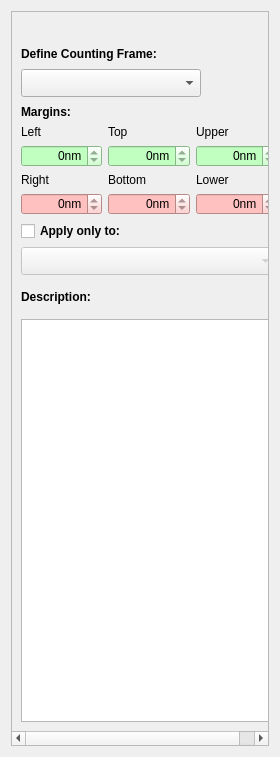
First picture: the form in Plugins/CountingFrame/CountingFramePanel.ui, repository FelixdelasPozas/EspINA, before the edit.
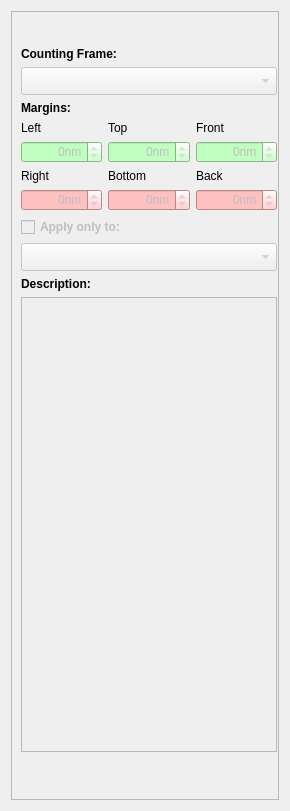
Second picture: the form after the edit. Icons and pictures are not drawn. Custom widgets are drawn as their Qt base class.

Commit message: Initial counting frame update

Diff of the .ui file:
```diff
--- a/Plugins/CountingFrame/CountingFramePanel.ui
+++ b/Plugins/CountingFrame/CountingFramePanel.ui
@@ -6,8 +6,8 @@
    <rect>
     <x>0</x>
     <y>0</y>
-    <width>280</width>
-    <height>757</height>
+    <width>290</width>
+    <height>811</height>
    </rect>
   </property>
   <property name="windowTitle">
@@ -16,6 +16,9 @@
   <layout class="QVBoxLayout" name="verticalLayout_2">
    <item>
     <widget class="QScrollArea" name="scrollArea">
+     <property name="horizontalScrollBarPolicy">
+      <enum>Qt::ScrollBarAlwaysOff</enum>
+     </property>
      <property name="widgetResizable">
       <bool>true</bool>
      </property>
@@ -24,8 +27,8 @@
        <rect>
         <x>0</x>
         <y>0</y>
-        <width>268</width>
-        <height>728</height>
+        <width>276</width>
+        <height>797</height>
        </rect>
       </property>
       <layout class="QVBoxLayout" name="verticalLayout">
@@ -87,105 +90,28 @@
           </font>
          </property>
          <property name="text">
-          <string>Define Counting Frame:</string>
+          <string>Counting Frame:</string>
          </property>
         </widget>
        </item>
        <item>
-        <layout class="QHBoxLayout" name="horizontalLayout_2">
-         <item>
-          <widget class="QComboBox" name="countingFrames">
-           <property name="sizePolicy">
-            <sizepolicy hsizetype="MinimumExpanding" vsizetype="Fixed">
-             <horstretch>0</horstretch>
-             <verstretch>0</verstretch>
-            </sizepolicy>
-           </property>
-           <property name="minimumSize">
-            <size>
-             <width>160</width>
-             <height>28</height>
-            </size>
-           </property>
-          </widget>
-         </item>
-         <item>
-          <widget class="QPushButton" name="createCF">
-           <property name="enabled">
-            <bool>false</bool>
-           </property>
-           <property name="minimumSize">
-            <size>
-             <width>32</width>
-             <height>32</height>
-            </size>
-           </property>
-           <property name="maximumSize">
-            <size>
-             <width>32</width>
-             <height>32</height>
-            </size>
-           </property>
-           <property name="toolTip">
-            <string>Create Counting Frame</string>
-           </property>
-           <property name="text">
-            <string/>
-           </property>
-           <property name="icon">
-            <iconset resource="rsc/CountingFrame.qrc">
-             <normaloff>:/create-cr.svg</normaloff>:/create-cr.svg</iconset>
-           </property>
-           <property name="iconSize">
-            <size>
-             <width>22</width>
-             <height>22</height>
-            </size>
-           </property>
-           <property name="flat">
-            <bool>true</bool>
-           </property>
-          </widget>
-         </item>
-         <item>
-          <widget class="QPushButton" name="deleteCF">
-           <property name="enabled">
-            <bool>false</bool>
-           </property>
-           <property name="minimumSize">
-            <size>
-             <width>32</width>
-             <height>32</height>
-            </size>
-           </property>
-           <property name="maximumSize">
-            <size>
-             <width>32</width>
-             <height>32</height>
-            </size>
-           </property>
-           <property name="toolTip">
-            <string>Remove Selected Counting Frame</string>
-           </property>
-           <property name="text">
-            <string/>
-           </property>
-           <property name="icon">
-            <iconset resource="rsc/CountingFrame.qrc">
-             <normaloff>:/trash-full.svg</normaloff>:/trash-full.svg</iconset>
-           </property>
-           <property name="iconSize">
-            <size>
-             <width>22</width>
-             <height>22</height>
-            </size>
-           </property>
-           <property name="flat">
-            <bool>true</bool>
-           </property>
-          </widget>
-         </item>
-        </layout>
+        <widget class="QComboBox" name="countingFrames">
+         <property name="enabled">
+          <bool>false</bool>
+         </property>
+         <property name="sizePolicy">
+          <sizepolicy hsizetype="MinimumExpanding" vsizetype="Fixed">
+           <horstretch>0</horstretch>
+           <verstretch>0</verstretch>
+          </sizepolicy>
+         </property>
+         <property name="minimumSize">
+          <size>
+           <width>160</width>
+           <height>28</height>
+          </size>
+         </property>
+        </widget>
        </item>
        <item>
         <widget class="QLabel" name="label">
@@ -205,7 +131,7 @@
          <item row="4" column="0">
           <widget class="QSpinBox" name="leftMargin">
            <property name="enabled">
-            <bool>true</bool>
+            <bool>false</bool>
            </property>
            <property name="styleSheet">
             <string notr="true">background-color:rgb(192, 255, 192)</string>
@@ -231,7 +157,7 @@
          <item row="4" column="2">
           <widget class="QSpinBox" name="upperMargin">
            <property name="enabled">
-            <bool>true</bool>
+            <bool>false</bool>
            </property>
            <property name="styleSheet">
             <string notr="true">background-color:rgb(192, 255, 192)</string>
@@ -250,7 +176,7 @@
          <item row="6" column="2">
           <widget class="QSpinBox" name="lowerMargin">
            <property name="enabled">
-            <bool>true</bool>
+            <bool>false</bool>
            </property>
            <property name="styleSheet">
             <string notr="true">background-color:rgb(255, 192, 192)</string>
@@ -269,7 +195,7 @@
          <item row="6" column="1">
           <widget class="QSpinBox" name="bottomMargin">
            <property name="enabled">
-            <bool>true</bool>
+            <bool>false</bool>
            </property>
            <property name="styleSheet">
             <string notr="true">background-color:rgb(255, 192, 192)</string>
@@ -302,7 +228,7 @@
          <item row="4" column="1">
           <widget class="QSpinBox" name="topMargin">
            <property name="enabled">
-            <bool>true</bool>
+            <bool>false</bool>
            </property>
            <property name="autoFillBackground">
             <bool>false</bool>
@@ -324,7 +250,7 @@
          <item row="6" column="0">
           <widget class="QSpinBox" name="rightMargin">
            <property name="enabled">
-            <bool>true</bool>
+            <bool>false</bool>
            </property>
            <property name="styleSheet">
             <string notr="true">background-color:rgb(255, 192, 192)</string>
@@ -343,14 +269,14 @@
          <item row="5" column="2">
           <widget class="QLabel" name="label_16">
            <property name="text">
-            <string>Lower</string>
+            <string>Back</string>
            </property>
           </widget>
          </item>
          <item row="2" column="2">
           <widget class="QLabel" name="label_13">
            <property name="text">
-            <string>Upper</string>
+            <string>Front</string>
            </property>
           </widget>
          </item>
@@ -365,6 +291,9 @@
        </item>
        <item>
         <widget class="QCheckBox" name="useTaxonomicalConstraint">
+         <property name="enabled">
+          <bool>false</bool>
+         </property>
          <property name="font">
           <font>
            <weight>75</weight>
@@ -390,58 +319,23 @@
         </widget>
        </item>
        <item>
-        <layout class="QHBoxLayout" name="horizontalLayout_3">
-         <item>
-          <widget class="QLabel" name="label_8">
-           <property name="font">
-            <font>
-             <weight>75</weight>
-             <bold>true</bold>
-            </font>
-           </property>
-           <property name="text">
-            <string>Description:</string>
-           </property>
-          </widget>
-         </item>
-         <item>
-          <widget class="QPushButton" name="saveDescription">
-           <property name="enabled">
-            <bool>false</bool>
-           </property>
-           <property name="minimumSize">
-            <size>
-             <width>32</width>
-             <height>32</height>
-            </size>
-           </property>
-           <property name="maximumSize">
-            <size>
-             <width>32</width>
-             <height>32</height>
-            </size>
-           </property>
-           <property name="toolTip">
-            <string>Save CF Description to File</string>
-           </property>
-           <property name="text">
-            <string/>
-           </property>
-           <property name="iconSize">
-            <size>
-             <width>22</width>
-             <height>22</height>
-            </size>
-           </property>
-           <property name="flat">
-            <bool>true</bool>
-           </property>
-          </widget>
-         </item>
-        </layout>
+        <widget class="QLabel" name="label_8">
+         <property name="font">
+          <font>
+           <weight>75</weight>
+           <bold>true</bold>
+          </font>
+         </property>
+         <property name="text">
+          <string>Description:</string>
+         </property>
+        </widget>
        </item>
        <item>
         <widget class="QTextEdit" name="countingFrameDescription">
+         <property name="enabled">
+          <bool>false</bool>
+         </property>
          <property name="sizePolicy">
           <sizepolicy hsizetype="MinimumExpanding" vsizetype="MinimumExpanding">
            <horstretch>0</horstretch>
@@ -453,6 +347,171 @@
          </property>
         </widget>
        </item>
+       <item>
+        <layout class="QHBoxLayout" name="horizontalLayout">
+         <item>
+          <widget class="QPushButton" name="createCF">
+           <property name="enabled">
+            <bool>true</bool>
+           </property>
+           <property name="minimumSize">
+            <size>
+             <width>32</width>
+             <height>32</height>
+            </size>
+           </property>
+           <property name="maximumSize">
+            <size>
+             <width>32</width>
+             <height>32</height>
+            </size>
+           </property>
+           <property name="toolTip">
+            <string>Create Counting Frame</string>
+           </property>
+           <property name="text">
+            <string/>
+           </property>
+           <property name="icon">
+            <iconset resource="rsc/CountingFrame.qrc">
+             <normaloff>:/create-cr.svg</normaloff>:/create-cr.svg</iconset>
+           </property>
+           <property name="iconSize">
+            <size>
+             <width>22</width>
+             <height>22</height>
+            </size>
+           </property>
+           <property name="flat">
+            <bool>true</bool>
+           </property>
+          </widget>
+         </item>
+         <item>
+          <spacer name="horizontalSpacer">
+           <property name="orientation">
+            <enum>Qt::Horizontal</enum>
+           </property>
+           <property name="sizeHint" stdset="0">
+            <size>
+             <width>40</width>
+             <height>20</height>
+            </size>
+           </property>
+          </spacer>
+         </item>
+         <item>
+          <widget class="QPushButton" name="exportCF">
+           <property name="enabled">
+            <bool>false</bool>
+           </property>
+           <property name="minimumSize">
+            <size>
+             <width>32</width>
+             <height>32</height>
+            </size>
+           </property>
+           <property name="maximumSize">
+            <size>
+             <width>32</width>
+             <height>32</height>
+            </size>
+           </property>
+           <property name="toolTip">
+            <string>Create Counting Frame</string>
+           </property>
+           <property name="text">
+            <string/>
+           </property>
+           <property name="iconSize">
+            <size>
+             <width>22</width>
+             <height>22</height>
+            </size>
+           </property>
+           <property name="flat">
+            <bool>true</bool>
+           </property>
+          </widget>
+         </item>
+         <item>
+          <widget class="QPushButton" name="resetCF">
+           <property name="enabled">
+            <bool>false</bool>
+           </property>
+           <property name="minimumSize">
+            <size>
+             <width>32</width>
+             <height>32</height>
+            </size>
+           </property>
+           <property name="maximumSize">
+            <size>
+             <width>32</width>
+             <height>32</height>
+            </size>
+           </property>
+           <property name="toolTip">
+            <string>Create Counting Frame</string>
+           </property>
+           <property name="text">
+            <string/>
+           </property>
+           <property name="icon">
+            <iconset resource="rsc/CountingFrame.qrc">
+             <normaloff>:/update-cr.svg</normaloff>:/update-cr.svg</iconset>
+           </property>
+           <property name="iconSize">
+            <size>
+             <width>22</width>
+             <height>22</height>
+            </size>
+           </property>
+           <property name="flat">
+            <bool>true</bool>
+           </property>
+          </widget>
+         </item>
+         <item>
+          <widget class="QPushButton" name="deleteCF">
+           <property name="enabled">
+            <bool>false</bool>
+           </property>
+           <property name="minimumSize">
+            <size>
+             <width>32</width>
+             <height>32</height>
+            </size>
+           </property>
+           <property name="maximumSize">
+            <size>
+             <width>32</width>
+             <height>32</height>
+            </size>
+           </property>
+           <property name="toolTip">
+            <string>Remove Selected Counting Frame</string>
+           </property>
+           <property name="text">
+            <string/>
+           </property>
+           <property name="icon">
+            <iconset resource="rsc/CountingFrame.qrc">
+             <normaloff>:/trash-full.svg</normaloff>:/trash-full.svg</iconset>
+           </property>
+           <property name="iconSize">
+            <size>
+             <width>22</width>
+             <height>22</height>
+            </size>
+           </property>
+           <property name="flat">
+            <bool>true</bool>
+           </property>
+          </widget>
+         </item>
+        </layout>
+       </item>
       </layout>
      </widget>
     </widget>
```
Left out of the diff: 2 changed lines with no effect on the pictures. The commit also changes 24 other files.
